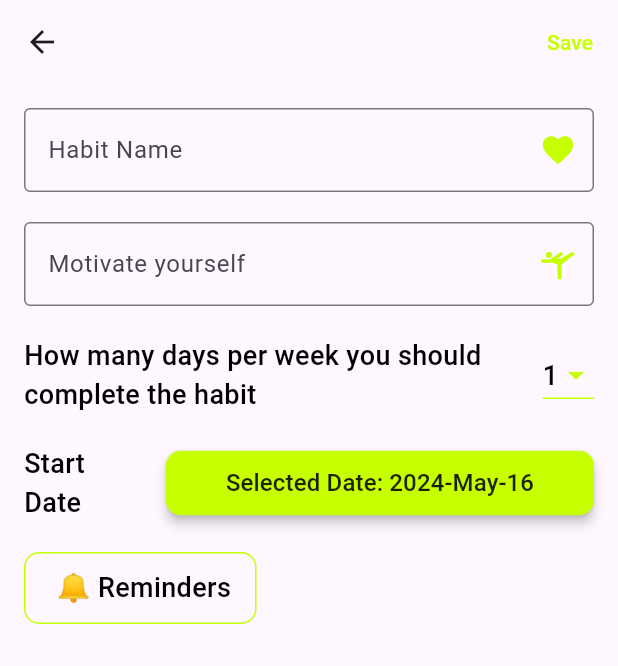
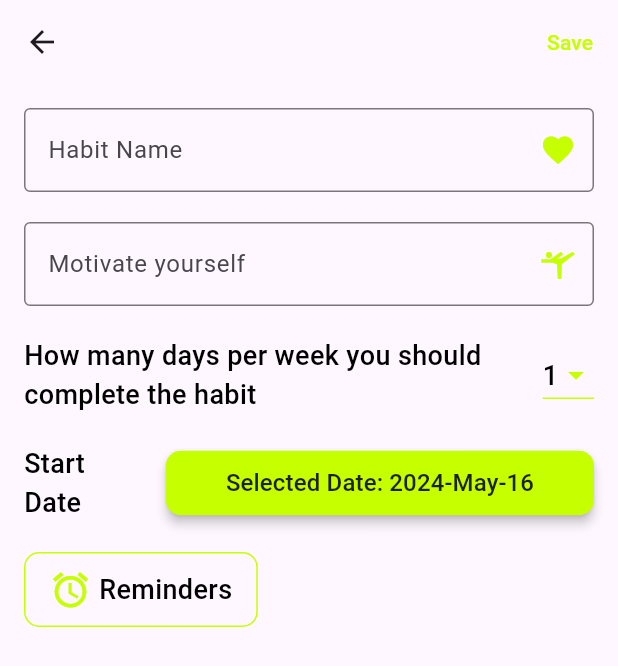
Before and after one commit to AbubakarSiddiquePA/healthy, a Flutter app: the AddPage screen opened directly, on a phone screen of 412 x 824 dp. Shown: the top 666 px of the screen. Run offline on Flutter 3.47's test engine with Material 3 defaults, Android fonts, the phone set to English and light mode, and no system bars; our stand-ins replace animated_text_kit, cloud_firestore, firebase_auth, firebase_core, flashy_tab_bar2, flutter_datetime_picker_plus and 2 more; accounts and stored records are empty.

Commit message:
home and add habit ui

```diff
--- a/lib/addhabit/add_habit.dart
+++ b/lib/addhabit/add_habit.dart
@@ -204,9 +204,18 @@ class _AddPageState extends State<AddPage> {
                                 vertical: 10, horizontal: 16),
                             // width: 150,
                             // height: 40,
-                            child: const Text(
-                              ' 🔔 Reminders',
-                              style: HomeStyle.textsStyleh,
+                            child: Row(
+                              children: [
+                                Icon(
+                                    size: 28,
+                                    color: Colors.limeAccent[400],
+                                    Icons.alarm),
+                                SizedBox(width: 5),
+                                const Text(
+                                  'Reminders',
+                                  style: HomeStyle.textsStyleh,
+                                ),
+                              ],
                             ),
                           ),
                         ),
```
Also changed, not shown: lib/homescreen/home.dart (+43 -33 lines).
